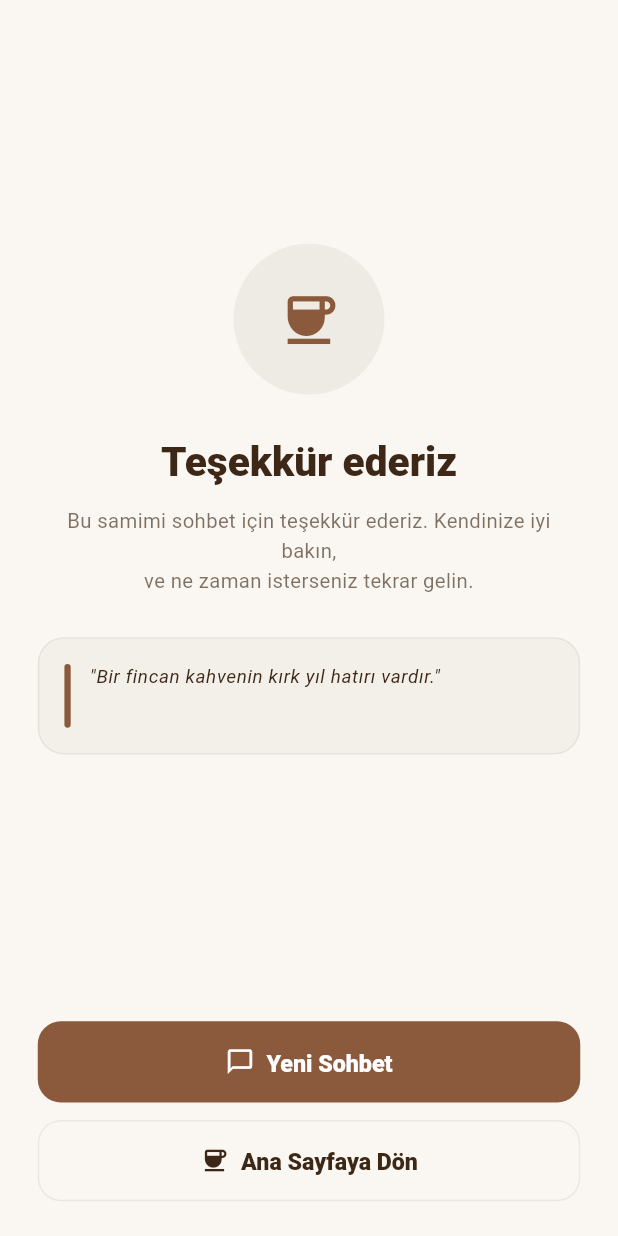
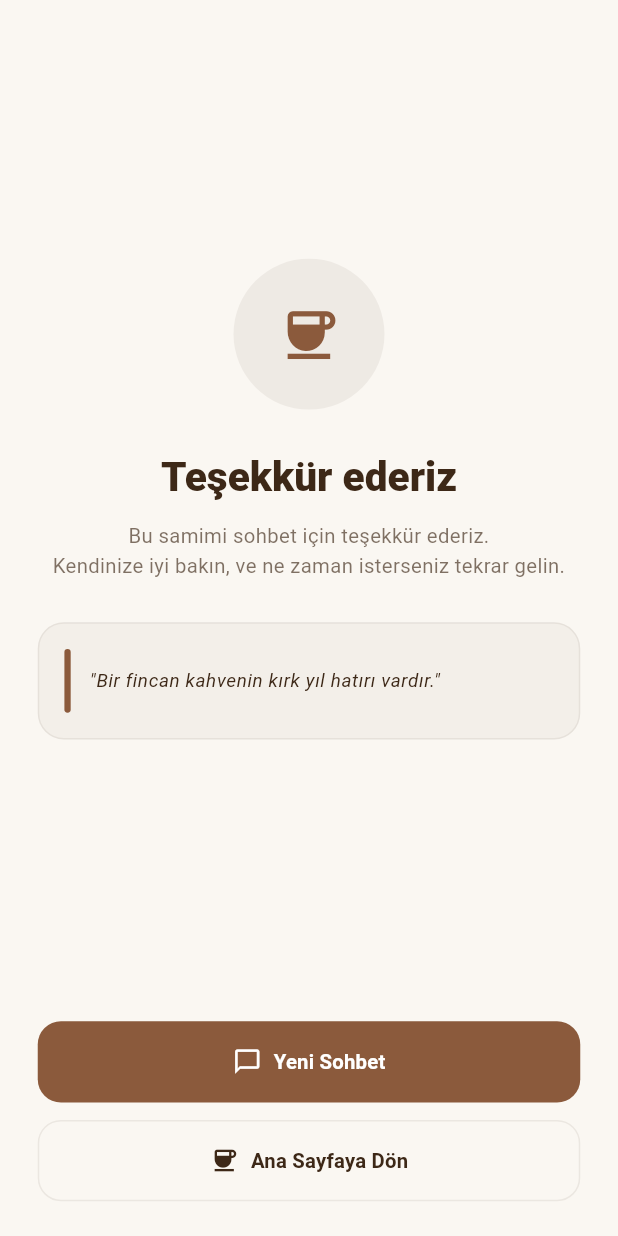
Before and after one commit to burhancabiroglu/coffee-stories-mobile-app, a Flutter app: the ConversationEndPage screen opened directly, on a phone screen of 412 x 824 dp. Run offline on Flutter 3.47's test engine with Material 3 defaults, Android fonts, the phone set to English and light mode, and no system bars; drawn by our look-alikes of flutter_animate; our stand-ins replace camera, equatable, flutter_bloc, flutter_screenutil, flutter_secure_storage, flutter_svg and 4 more; accounts and stored records are empty.

Commit message:
feat: chat flow completed

```diff
--- a/lib/feature/chat/presentation/chat_flow/chat_flow_state.dart
+++ b/lib/feature/chat/presentation/chat_flow/chat_flow_state.dart
@@ -2,7 +2,7 @@ import 'package:freezed_annotation/freezed_annotation.dart';
 
 part 'chat_flow_state.freezed.dart';
 
-enum ChatStrategy { text, voice }
+enum ChatStrategy { text, voice, previous }
 
 @freezed
 sealed class ChatFlowState with _$ChatFlowState {
--- a/lib/feature/chat/presentation/conversation_end/conversation_end_page.dart
+++ b/lib/feature/chat/presentation/conversation_end/conversation_end_page.dart
@@ -1,5 +1,7 @@
+import 'package:coffeestories/app/router/route_names.dart';
 import 'package:flutter/material.dart';
 import 'package:flutter_screenutil/flutter_screenutil.dart';
+import 'package:go_router/go_router.dart';
 
 import '../../../../app/theme/app_colors.dart';
 import 'package:flutter_animate/flutter_animate.dart';
@@ -65,7 +67,7 @@ class ConversationEndPage extends StatelessWidget {
                             ),
                             SizedBox(height: 12.h),
                             Text(
-                              'Bu samimi sohbet için teşekkür ederiz. Kendinize iyi bakın,\n'
+                              'Bu samimi sohbet için teşekkür ederiz.\nKendinize iyi bakın, '
                                   've ne zaman isterseniz tekrar gelin.',
                               textAlign: TextAlign.center,
                               style: Theme.of(context).textTheme.bodyMedium?.copyWith(
@@ -92,7 +94,7 @@ class ConversationEndPage extends StatelessWidget {
                             ),
                           ),
                           child: Row(
-                            crossAxisAlignment: CrossAxisAlignment.start,
+                            crossAxisAlignment: CrossAxisAlignment.center,
                             children: [
                               Container(
                                 width: 4.w, // border-l-4
@@ -103,7 +105,7 @@ class ConversationEndPage extends StatelessWidget {
                                 ),
                               ),
                               SizedBox(width: 12.w),
-                              Expanded(
+                              Center(
                                 child: Text(
                                   '"Bir fincan kahvenin kırk yıl hatırı vardır."',
                                   style: Theme.of(context).textTheme.bodySmall?.copyWith(
@@ -149,7 +151,11 @@ class ConversationEndPage extends StatelessWidget {
                       icon: Icon(Icons.chat_bubble_outline, size: 20.sp),
                       label: Text(
                         'Yeni Sohbet',
-                        style: TextStyle(fontSize: 16.sp, fontWeight: FontWeight.w800),
+                        style: Theme.of(context).textTheme.titleMedium?.copyWith(
+                          color: Colors.white,
+                          fontSize: 14.sp,
+                          fontWeight: FontWeight.w600,
+                        ),
                       ),
                     ),
                   ),
@@ -158,7 +164,7 @@ class ConversationEndPage extends StatelessWidget {
                     width: double.infinity,
                     height: 56.h,
                     child: OutlinedButton.icon(
-                      onPressed: (){},//onHome
+                      onPressed: () => context.go(RouteNames.home),//onHome
                       style: OutlinedButton.styleFrom(
                         foregroundColor: AppColors.foreground,
                         backgroundColor: Colors.transparent,
@@ -170,7 +176,10 @@ class ConversationEndPage extends StatelessWidget {
                       icon: Icon(Icons.coffee, size: 20.sp, color: AppColors.foreground),
                       label: Text(
                         'Ana Sayfaya Dön',
-                        style: TextStyle(fontSize: 16.sp, fontWeight: FontWeight.w800),
+                        style: Theme.of(context).textTheme.titleMedium?.copyWith(
+                          fontSize: 14.sp,
+                          fontWeight: FontWeight.w600,
+                        ),
                       ),
                     ),
                   ),
--- a/lib/feature/home/widgets/home_empty_state.dart
+++ b/lib/feature/home/widgets/home_empty_state.dart
@@ -1,3 +1,4 @@
+import 'package:coffeestories/feature/chat/presentation/chat_flow/chat_flow_args.dart';
 import 'package:coffeestories/feature/chat/presentation/chat_flow/chat_flow_state.dart';
 import 'package:flutter/material.dart';
 import 'package:flutter_screenutil/flutter_screenutil.dart';
@@ -65,7 +66,7 @@ class HomeEmptyState extends StatelessWidget {
                 icon: Icons.chat_bubble_outline,
                 onTap: () => context.push(
                   RouteNames.chatFlow,
-                  extra: ChatStrategy.text
+                  extra: ChatFlowArgs.text()
                 ),
               ),
               SizedBox(height: 12.h),
@@ -77,7 +78,7 @@ class HomeEmptyState extends StatelessWidget {
                 child: OutlinedButton.icon(
                   onPressed: () => context.push(
                     RouteNames.chatFlow,
-                    extra: ChatStrategy.voice
+                    extra: ChatFlowArgs.voice()
                   ),
                   style: OutlinedButton.styleFrom(
                     shape: RoundedRectangleBorder(
```
Also changed, not shown: lib/app/router/app_router.dart (+0 -27 lines), lib/feature/chat/presentation/chat_flow/chat_flow_args.dart (added, +28 -0 lines), lib/feature/chat/presentation/chat_flow/chat_flow_page.dart (+16 -2 lines), lib/feature/chat/presentation/photo_review/photo_review_page.dart (+4 -3 lines), lib/feature/chat/presentation/text_chat/text_chat_page.dart (+6 -3 lines), lib/feature/chat/presentation/voice_chat/voice_chat_page.dart (+11 -2 lines), lib/feature/home/presentation/home_page.dart (+8 -4 lines).
